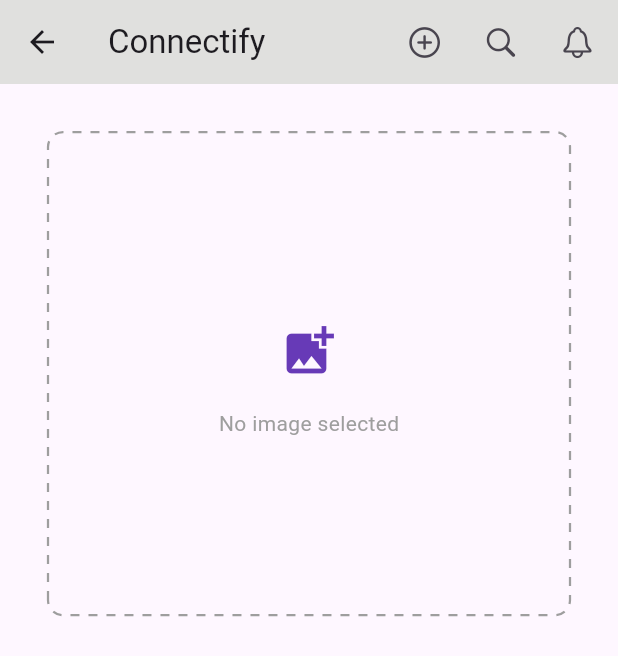
After one commit to 0Armaan025/connectify, a Flutter app: the AddForumPostView screen opened directly, on a phone screen of 412 x 824 dp. The commit adds this screen. Shown: the top 656 px of the screen. Run offline on Flutter 3.47's test engine with Material 3 defaults, Android fonts, the phone set to English and light mode, and no system bars; drawn by our look-alikes of dotted_border; our stand-ins replace animate_do, connectivity_plus, flutter_image_compress, google_fonts, google_nav_bar, hexcolor and 4 more; network calls fail; project files that could hold a hidden picture were left out.

Commit message:
I did nothing im bored

```diff
--- /dev/null
+++ b/lib/features/views/add_forum_post/add_forum_post_view.dart
@@ -0,0 +1,92 @@
+import 'package:connectify/common/utils.dart';
+import 'package:dotted_border/dotted_border.dart';
+import 'package:flutter/material.dart';
+import 'package:image_picker/image_picker.dart';
+import 'dart:io';
+
+class AddForumPostView extends StatefulWidget {
+  const AddForumPostView({super.key});
+
+  @override
+  State<AddForumPostView> createState() => _AddForumPostViewState();
+}
+
+class _AddForumPostViewState extends State<AddForumPostView> {
+  File? _selectedImage;
+
+  Future<void> _pickImage() async {
+    final ImagePicker picker = ImagePicker();
+    final XFile? image = await picker.pickImage(source: ImageSource.gallery);
+
+    if (image != null) {
+      setState(() {
+        _selectedImage = File(image.path);
+      });
+    }
+  }
+
+  @override
+  Widget build(BuildContext context) {
+    final size = MediaQuery.of(context).size;
+
+    return Scaffold(
+      appBar: buildAppBar(context),
+      body: SingleChildScrollView(
+        child: SafeArea(
+          child: Column(
+            children: [
+              const SizedBox(height: 20),
+              Center(
+                child: Container(
+                  width: double.infinity,
+                  alignment: Alignment.center,
+                  height: size.height * 0.42,
+                  margin: const EdgeInsets.symmetric(horizontal: 20),
+                  padding: const EdgeInsets.all(12),
+                  decoration: BoxDecoration(),
+                  child: DottedBorder(
+                    color: Colors.grey,
+                    strokeWidth: 1.5,
+                    dashPattern: [6],
+                    borderType: BorderType.RRect,
+                    radius: const Radius.circular(10),
+                    child: Container(
+                      width: double.infinity,
+                      child: Column(
+                        mainAxisAlignment: MainAxisAlignment.center,
+                        children: [
+                          _selectedImage == null
+                              ? IconButton(
+                                  icon: Icon(
+                                    Icons.add_photo_alternate,
+                                    size: 40,
+                                    color: Colors.deepPurple,
+                                  ),
+                                  onPressed: _pickImage,
+                                )
+                              : Text(''),
+                          const SizedBox(height: 10),
+                          _selectedImage != null
+                              ? Image.file(
+                                  _selectedImage!,
+                                  width: double.infinity,
+                                  height: size.height * 0.34,
+                                  fit: BoxFit.fill,
+                                )
+                              : const Text(
+                                  'No image selected',
+                                  style: TextStyle(color: Colors.grey),
+                                ),
+                        ],
+                      ),
+                    ),
+                  ),
+                ),
+              ),
+            ],
+          ),
+        ),
+      ),
+    );
+  }
+}
--- a/lib/features/views/post_upload/post_upload_view.dart
+++ b/lib/features/views/post_upload/post_upload_view.dart
@@ -1,6 +1,8 @@
 import 'dart:io';
 import 'dart:typed_data';
 
+import 'package:connectify/common/utils.dart';
+import 'package:connectify/features/views/add_forum_post/add_forum_post_view.dart';
 import 'package:flutter/material.dart';
 import 'package:image_picker/image_picker.dart';
 import 'package:flutter_image_compress/flutter_image_compress.dart';
@@ -126,9 +128,7 @@ class PostUploadViewState extends State<PostUploadView> {
                 leading: const Icon(Icons.forum, color: Colors.blue),
                 title: const Text('Forum'),
                 onTap: () async {
-                  Navigator.pop(context);
-                  // Handle Forum option here
-                  // we will handle the forum post later on
+                  moveScreen(context, AddForumPostView());
                 },
               ),
             ],
--- a/lib/main.dart
+++ b/lib/main.dart
@@ -1,5 +1,4 @@
 import 'package:connectify/features/views/home/home_view.dart';
-import 'package:connectify/features/views/thread/thread_view.dart';
 import 'package:flutter/material.dart';
 
 void main() async {
--- a/pubspec.yaml
+++ b/pubspec.yaml
@@ -50,6 +50,7 @@ dependencies:
   url_launcher: ^6.3.1
   uni_links: ^0.5.1
   flutter_image_compress: ^2.3.0
+  dotted_border: ^2.1.0
 
 dev_dependencies:
   flutter_test:
```
Also changed, not shown: pubspec.lock, 1 other file.
